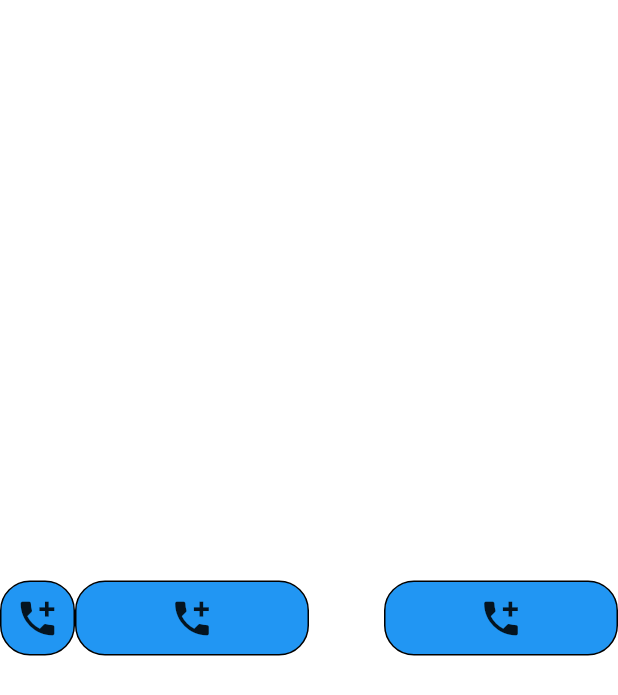
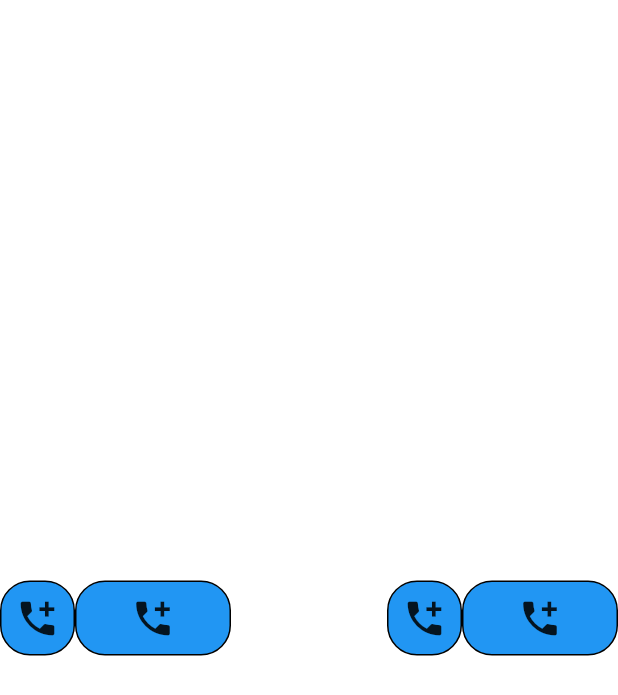
Before and after one commit to aliseylaneh/flutter_practices, a Flutter app: the screen it shows after launch, on a phone screen of 412 x 824 dp. Shown: the top 695 px of the screen. Run offline on Flutter 3.47's test engine with Material 2 defaults, Android fonts, the light colour scheme and no system bars.

Commit message:
5: Spacer widget

```diff
--- a/lib/main.dart
+++ b/lib/main.dart
@@ -22,9 +22,12 @@ class MyApp extends StatelessWidget {
             flex: 2,
             child: BlueBox(),
           ),
+          const Spacer(
+            flex: 2,
+          ),
           SizedBox(
             width: 50,
-            height: 50,
+            child: BlueBox(),
           ),
           Expanded(
             flex: 2,
```
